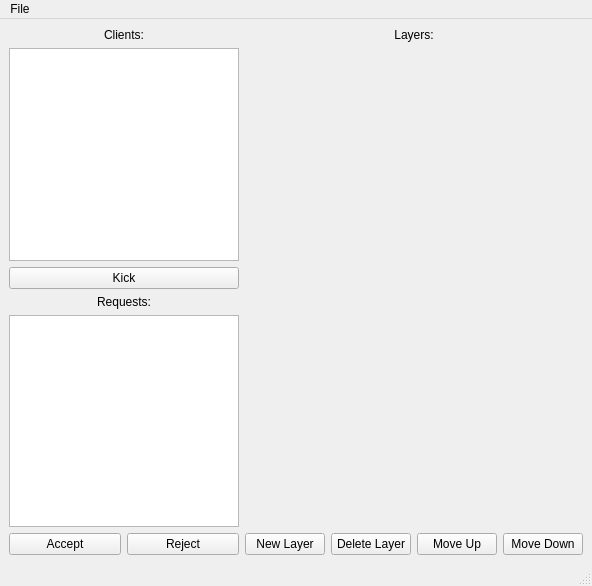
Qt form designer/HiveMasterUi.ui (skitzycat/beedraw) before a commit.
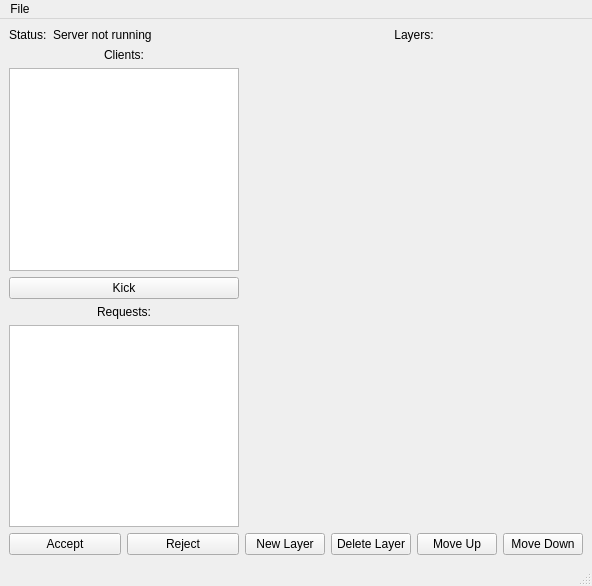
The same form after that commit.

Commit message: started redoing network stuff the correct way using event loops in the threads

```diff
--- a/designer/HiveMasterUi.ui
+++ b/designer/HiveMasterUi.ui
@@ -16,6 +16,30 @@
    <layout class="QHBoxLayout" >
     <item>
      <layout class="QVBoxLayout" >
+      <item>
+       <layout class="QHBoxLayout" >
+        <item>
+         <widget class="QLabel" name="label_5" >
+          <property name="text" >
+           <string>Status:</string>
+          </property>
+         </widget>
+        </item>
+        <item>
+         <widget class="QLabel" name="statusLabel" >
+          <property name="sizePolicy" >
+           <sizepolicy vsizetype="Preferred" hsizetype="MinimumExpanding" >
+            <horstretch>0</horstretch>
+            <verstretch>0</verstretch>
+           </sizepolicy>
+          </property>
+          <property name="text" >
+           <string>Server not running</string>
+          </property>
+         </widget>
+        </item>
+       </layout>
+      </item>
       <item>
        <widget class="QLabel" name="label_2" >
         <property name="text" >
```
The commit also changes 1 other file.
